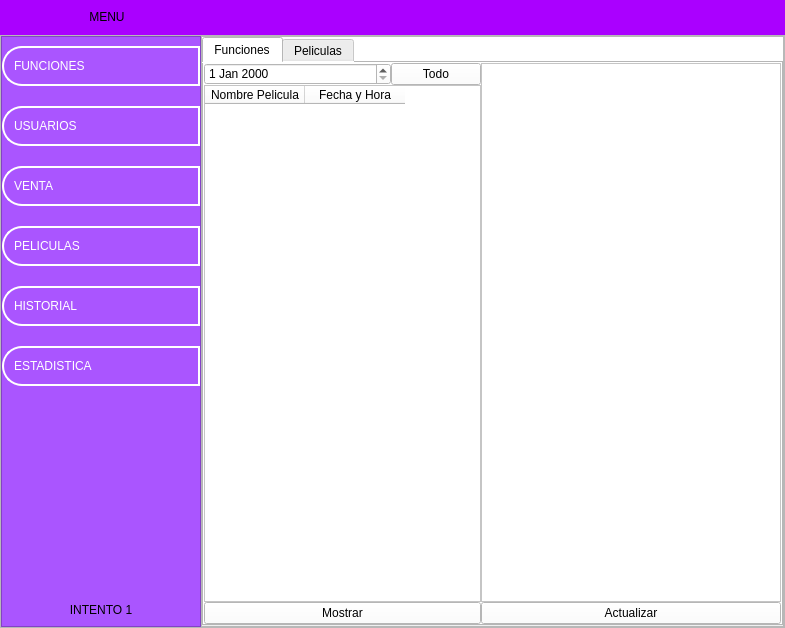
LeandroMuzalski1843/Proyecto_Final_Practicas_II, file ui/menu.ui: the form before one commit.
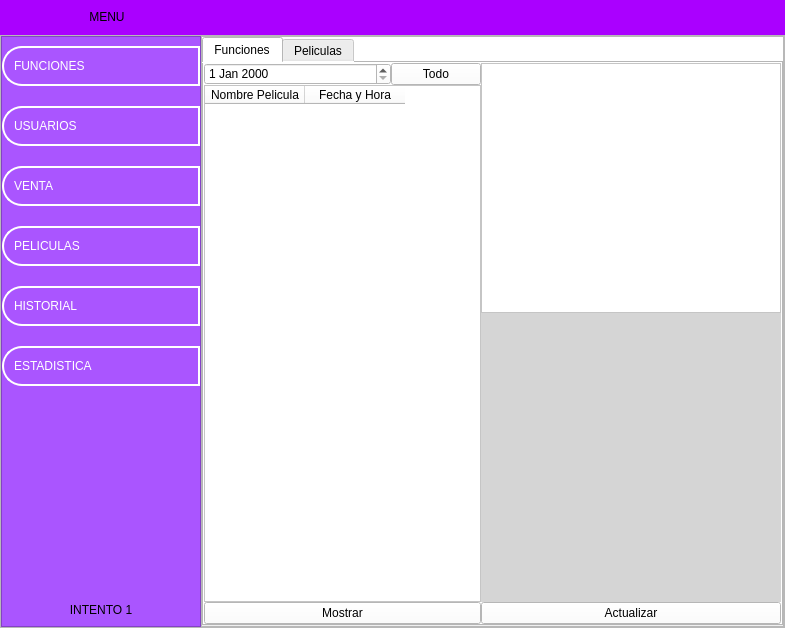
The form after the commit. Icons and pictures are not drawn.

Commit message: Se creo un grafico en las estadisticas de las funciones

Diff of the .ui file:
```diff
--- a/ui/menu.ui
+++ b/ui/menu.ui
@@ -1859,7 +1859,78 @@
                          <number>0</number>
                         </property>
                         <item>
-                         <widget class="QTextEdit" name="textEdit_info_funciones"/>
+                         <widget class="QWidget" name="widget_22" native="true">
+                          <property name="maximumSize">
+                           <size>
+                            <width>16777215</width>
+                            <height>250</height>
+                           </size>
+                          </property>
+                          <layout class="QVBoxLayout" name="verticalLayout_22">
+                           <property name="spacing">
+                            <number>0</number>
+                           </property>
+                           <property name="leftMargin">
+                            <number>0</number>
+                           </property>
+                           <property name="topMargin">
+                            <number>0</number>
+                           </property>
+                           <property name="rightMargin">
+                            <number>0</number>
+                           </property>
+                           <property name="bottomMargin">
+                            <number>0</number>
+                           </property>
+                           <item>
+                            <widget class="QTextEdit" name="textEdit_info_funciones">
+                             <property name="maximumSize">
+                              <size>
+                               <width>16777215</width>
+                               <height>250</height>
+                              </size>
+                             </property>
+                             <property name="styleSheet">
+                              <string notr="true">font: 75 16pt &quot;MS Shell Dlg 2&quot;;</string>
+                             </property>
+                             <property name="html">
+                              <string>&lt;!DOCTYPE HTML PUBLIC &quot;-//W3C//DTD HTML 4.0//EN&quot; &quot;http://www.w3.org/TR/REC-html40/strict.dtd&quot;&gt;
+&lt;html&gt;&lt;head&gt;&lt;meta name=&quot;qrichtext&quot; content=&quot;1&quot; /&gt;&lt;style type=&quot;text/css&quot;&gt;
+p, li { white-space: pre-wrap; }
+&lt;/style&gt;&lt;/head&gt;&lt;body style=&quot; font-family:'MS Shell Dlg 2'; font-size:16pt; font-weight:72; font-style:normal;&quot;&gt;
+&lt;p style=&quot;-qt-paragraph-type:empty; margin-top:0px; margin-bottom:0px; margin-left:0px; margin-right:0px; -qt-block-indent:0; text-indent:0px; font-size:14pt;&quot;&gt;&lt;br /&gt;&lt;/p&gt;&lt;/body&gt;&lt;/html&gt;</string>
+                             </property>
+                            </widget>
+                           </item>
+                          </layout>
+                         </widget>
+                        </item>
+                        <item>
+                         <widget class="QWidget" name="widget_23" native="true">
+                          <property name="styleSheet">
+                           <string notr="true">background-color:rgb(213, 213, 213)</string>
+                          </property>
+                          <layout class="QVBoxLayout" name="verticalLayout_24">
+                           <property name="spacing">
+                            <number>0</number>
+                           </property>
+                           <property name="leftMargin">
+                            <number>0</number>
+                           </property>
+                           <property name="topMargin">
+                            <number>0</number>
+                           </property>
+                           <property name="rightMargin">
+                            <number>0</number>
+                           </property>
+                           <property name="bottomMargin">
+                            <number>0</number>
+                           </property>
+                           <item>
+                            <layout class="QVBoxLayout" name="layout_grafico"/>
+                           </item>
+                          </layout>
+                         </widget>
                         </item>
                         <item>
                          <widget class="QPushButton" name="btn_actualizar_estadisticas_f">
```
The commit also changes 5 other files.
